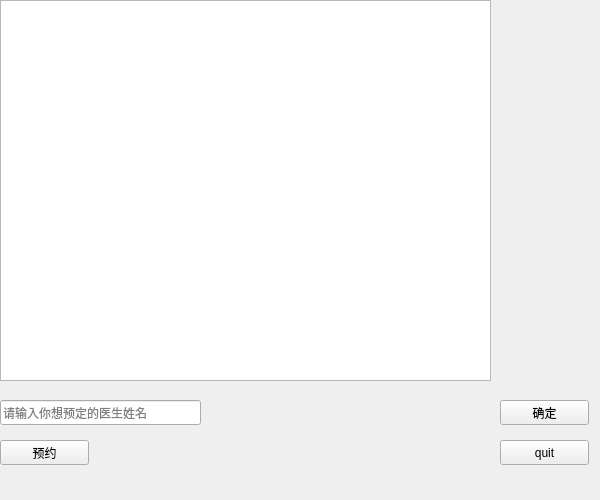
Above: demo1/doc_information.ui from KeviaWang/work before the change. Below: the same form after it.
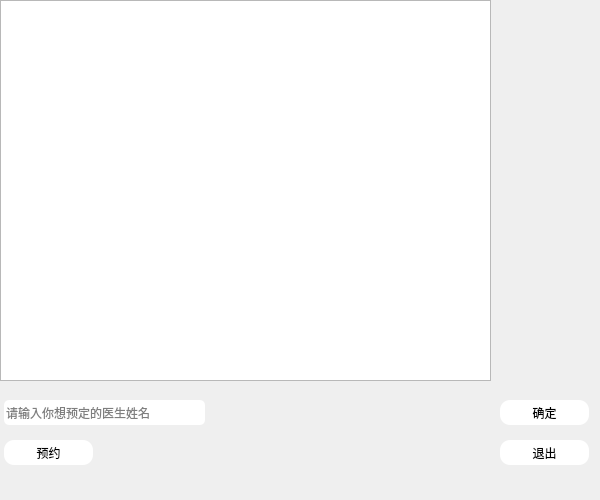
That is the form after the change. Icons and pictures are not drawn.

What changed in the file:
```diff
--- a/demo1/doc_information.ui
+++ b/demo1/doc_information.ui
@@ -13,6 +13,9 @@
   <property name="windowTitle">
    <string>Form</string>
   </property>
+  <property name="styleSheet">
+   <string notr="true">#doc_information{border-image: url(:/picture/蓝色渐变.jpg);}</string>
+  </property>
   <widget class="QPushButton" name="pushButton">
    <property name="geometry">
     <rect>
@@ -22,8 +25,13 @@
      <height>25</height>
     </rect>
    </property>
+   <property name="styleSheet">
+    <string notr="true">#pushButton{border-radius:10px;}
+#pushButton{background-color: rgb(255, 255, 255);}
+</string>
+   </property>
    <property name="text">
-    <string>quit</string>
+    <string>退出</string>
    </property>
   </widget>
   <widget class="QTableWidget" name="tableWidget">
@@ -45,6 +53,11 @@
      <height>25</height>
     </rect>
    </property>
+   <property name="styleSheet">
+    <string notr="true">#pushButton_2{border-radius:10px;}
+#pushButton_2{background-color: rgb(255, 255, 255);}
+</string>
+   </property>
    <property name="text">
     <string>确定</string>
    </property>
@@ -52,12 +65,17 @@
   <widget class="QLineEdit" name="lineEdit">
    <property name="geometry">
     <rect>
-     <x>0</x>
+     <x>4</x>
      <y>400</y>
      <width>201</width>
      <height>25</height>
     </rect>
    </property>
+   <property name="styleSheet">
+    <string notr="true">#lineEdit{border-radius:5px;}
+#lineEdit{background-color: rgb(255, 255, 255);}
+</string>
+   </property>
    <property name="placeholderText">
     <string>请输入你想预定的医生姓名</string>
    </property>
@@ -65,12 +83,17 @@
   <widget class="QPushButton" name="pushButton_3">
    <property name="geometry">
     <rect>
-     <x>0</x>
+     <x>4</x>
      <y>440</y>
      <width>89</width>
      <height>25</height>
     </rect>
    </property>
+   <property name="styleSheet">
+    <string notr="true">#pushButton_3{border-radius:10px;}
+#pushButton_3{background-color: rgb(255, 255, 255);}
+</string>
+   </property>
    <property name="text">
     <string>预约</string>
    </property>
```
